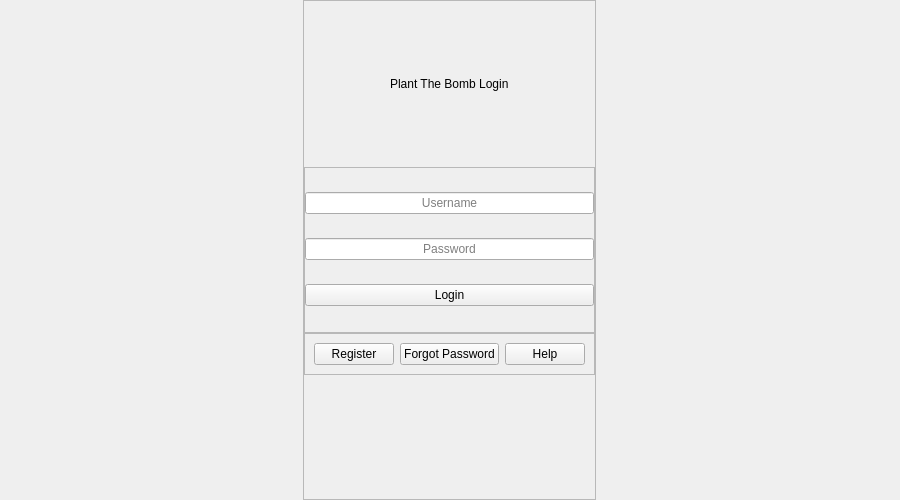
Old version of the form mainwindow.ui in the repository PyFlat-Studios-JR/Plant-The-Bomb.
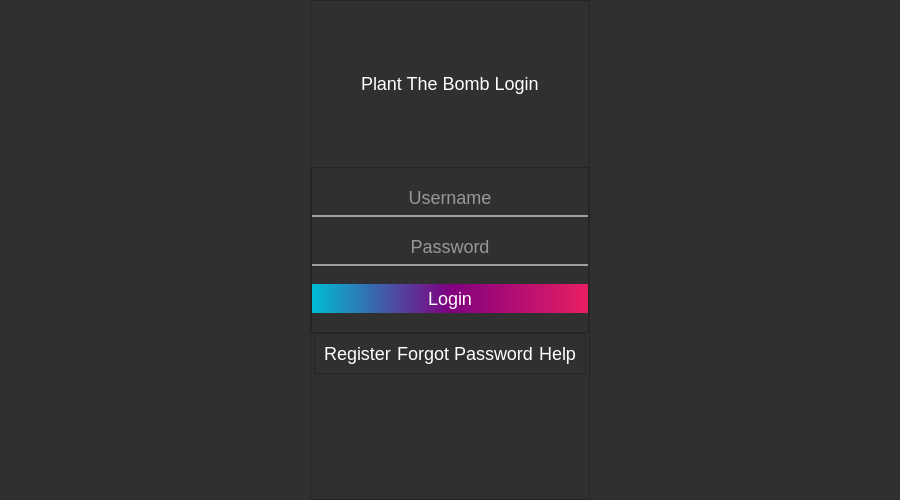
New version of the form.

Commit message: commiting before breaking

What changed in the file:
```diff
--- a/mainwindow.ui
+++ b/mainwindow.ui
@@ -31,6 +31,30 @@
   <property name="windowTitle">
    <string>MainWindow</string>
   </property>
+  <property name="styleSheet">
+   <string notr="true">*{
+	background: #303030;
+	color: white;
+	font-size: 18px;
+}
+QLineEdit{
+	padding-bottom: 6px;
+	border:0;
+	border-bottom: 2px solid #9E9E9E;
+}
+QLineEdit::focus{
+	border-bottom: 2px solid white;
+}
+QPushButton{
+	border: 0;
+}
+QPushButton#login_btn{
+	border-radius: 16px;
+	background: qlineargradient(x1:0, y1:0, x2:1, y2:0, stop:0 #00BCD4, stop:0.5 purple, stop:1 #E91E63);
+	padding: 4px 0px;
+}
+</string>
+  </property>
   <widget class="QWidget" name="centralwidget">
    <layout class="QHBoxLayout" name="horizontalLayout">
     <property name="spacing">
```
The commit also changes 1 other file.
